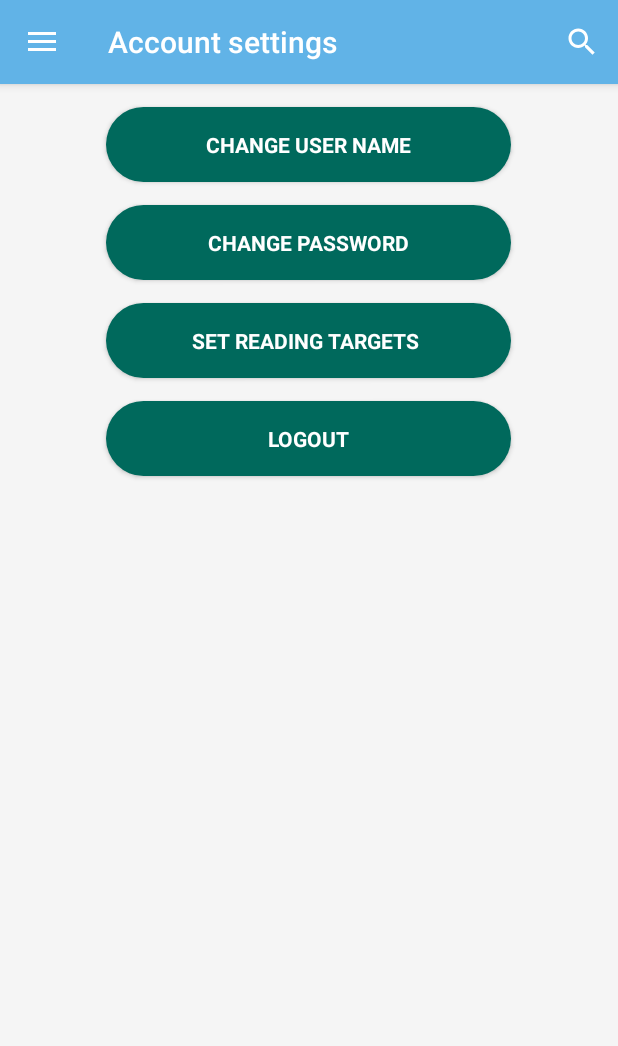
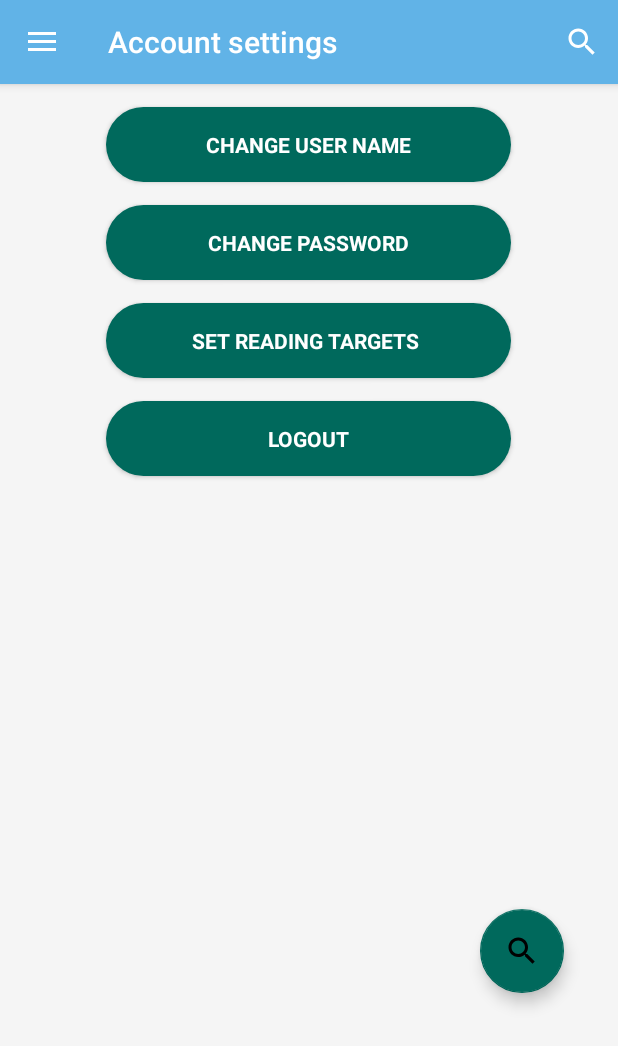
Before and after one commit to xpureheroinex/prp, an Android app: the user_page screen opened directly, with no data from a screen before it, in the side drawer, after a tap on "Account Settings", on a phone screen of 412 x 824 dp. Shown: the top 1046 px of the screen. Run offline under Robolectric (Android 15) with nearby library versions, the phone set to English and light mode, and no system bars; Roboto replaces fonts that are not available here; 2 statements that could not run were skipped.

Commit message:
edit floating button

```diff
--- a/android/app/src/main/res/layout/content_user_page.xml
+++ b/android/app/src/main/res/layout/content_user_page.xml
@@ -11,7 +11,18 @@
     <RelativeLayout
         android:id="@+id/fragments"
         android:layout_width="match_parent"
-        android:layout_height="match_parent"/>
+        android:layout_height="match_parent">
+
+        <android.support.design.widget.FloatingActionButton
+        android:id="@+id/fl"
+        android:layout_width="wrap_content"
+        android:layout_height="wrap_content"
+        android:clickable="true"
+        android:layout_marginLeft="320dp"
+        android:layout_marginTop="550dp"
+        app:srcCompat="@drawable/ic_search_black_24dp"
+        />
+    </RelativeLayout>
 
 
 
```
